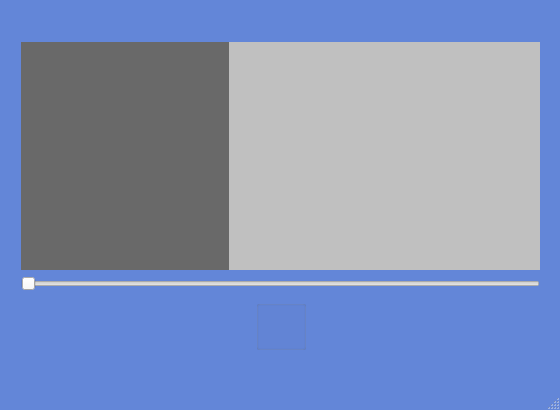
Old version of the form mainwindow.ui in the repository VictoriaOtm/Accord.
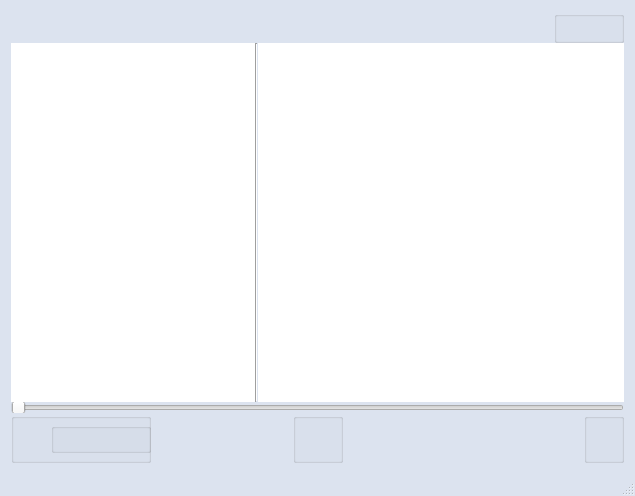
New version of the form. Icons and pictures are not drawn.

```diff
--- a/mainwindow.ui
+++ b/mainwindow.ui
@@ -9,8 +9,8 @@
    <rect>
     <x>0</x>
     <y>0</y>
-    <width>560</width>
-    <height>410</height>
+    <width>635</width>
+    <height>496</height>
    </rect>
   </property>
   <property name="maximumSize">
@@ -24,139 +24,64 @@
   </property>
   <property name="styleSheet">
    <string notr="true">#MainWindow{
-	background-color: #6386d8;
+	background-color: #dce3ef;
 }</string>
   </property>
   <widget class="QWidget" name="centralWidget">
-   <widget class="QGroupBox" name="groupBox">
-    <property name="geometry">
-     <rect>
-      <x>206</x>
-      <y>300</y>
-      <width>150</width>
-      <height>50</height>
-     </rect>
-    </property>
-    <property name="styleSheet">
-     <string notr="true">#groupBox {
-	background-color: transparent;
-	background: none;
-	border: none;
-	background-repeat: none;
-}</string>
-    </property>
-    <property name="title">
-     <string/>
-    </property>
-    <widget class="QPushButton" name="nextButton">
-     <property name="geometry">
-      <rect>
-       <x>110</x>
-       <y>15</y>
+   <layout class="QVBoxLayout" name="verticalLayout_2">
+    <item>
+     <layout class="QVBoxLayout" name="verticalLayout">
+      <property name="spacing">
+       <number>0</number>
+      </property>
+      <item>
+       <layout class="QHBoxLayout" name="horizontalLayout_3">
+        <property name="spacing">
+         <number>0</number>
+        </property>
+        <item>
+         <spacer name="horizontalSpacer">
+          <property name="orientation">
+           <enum>Qt::Horizontal</enum>
+          </property>
+          <property name="sizeType">
+           <enum>QSizePolicy::Expanding</enum>
+          </property>
+          <property name="sizeHint" stdset="0">
+           <size>
        <width>40</width>
        <height>20</height>
-      </rect>
-     </property>
-     <property name="focusPolicy">
-      <enum>Qt::NoFocus</enum>
-     </property>
-     <property name="styleSheet">
-      <string notr="true">#nextButton {
-	background-color: transparent;
-	border-image: url(:images/next.png);
-	background: none;
-	border: none;
-	background-repeat: none;
-}</string>
-     </property>
-     <property name="text">
-      <string/>
-     </property>
-    </widget>
-    <widget class="QPushButton" name="prevButton">
-     <property name="geometry">
-      <rect>
-       <x>0</x>
-       <y>15</y>
-       <width>40</width>
-       <height>21</height>
-      </rect>
-     </property>
-     <property name="styleSheet">
-      <string notr="true">#prevButton {
-	background-color: transparent;
-	border-image: url(:images/previous.png);
-	background: none;
-	border: none;
-	background-repeat: none;
-}</string>
-     </property>
-     <property name="text">
-      <string/>
-     </property>
-    </widget>
-    <widget class="QGroupBox" name="playPauseBox">
-     <property name="geometry">
-      <rect>
-       <x>50</x>
-       <y>0</y>
-       <width>50</width>
-       <height>50</height>
-      </rect>
+           </size>
+          </property>
+         </spacer>
+        </item>
+        <item>
+         <widget class="QGroupBox" name="groupBox_6">
+          <property name="sizePolicy">
+           <sizepolicy hsizetype="Expanding" vsizetype="Preferred">
+            <horstretch>0</horstretch>
+            <verstretch>0</verstretch>
+           </sizepolicy>
+          </property>
+          <property name="minimumSize">
+           <size>
+            <width>70</width>
+            <height>32</height>
+           </size>
+          </property>
+          <property name="maximumSize">
+           <size>
+            <width>70</width>
+            <height>16777215</height>
+           </size>
      </property>
      <property name="title">
       <string/>
      </property>
-    </widget>
-   </widget>
-   <widget class="QPushButton" name="settingsButton">
-    <property name="geometry">
-     <rect>
-      <x>25</x>
-      <y>305</y>
-      <width>40</width>
-      <height>40</height>
-     </rect>
-    </property>
-    <property name="styleSheet">
-     <string notr="true">#settingsButton {
-	background-color: transparent;
-	border-image: url(:images/settings.png);
-	background: none;
-	border: none;
-	background-repeat: none;
-}</string>
-    </property>
-    <property name="text">
-     <string/>
-    </property>
-   </widget>
-   <widget class="QPushButton" name="volumeButton">
-    <property name="geometry">
-     <rect>
-      <x>490</x>
-      <y>305</y>
-      <width>40</width>
-      <height>40</height>
-     </rect>
-    </property>
-    <property name="styleSheet">
-     <string notr="true">#volumeButton {
-	background-color: transparent;
-	border-image: url(:images/volume.png);
-	background: none;
-	border: none;
-	background-repeat: none;
-}</string>
-    </property>
-    <property name="text">
-     <string/>
-    </property>
-   </widget>
    <widget class="QPushButton" name="plusButton">
     <property name="geometry">
      <rect>
-      <x>510</x>
+             <x>0</x>
       <y>0</y>
       <width>30</width>
       <height>30</height>
@@ -178,7 +103,7 @@
    <widget class="QPushButton" name="minusButton">
     <property name="geometry">
      <rect>
-      <x>470</x>
+             <x>40</x>
       <y>0</y>
       <width>30</width>
       <height>30</height>
@@ -197,16 +122,10 @@
      <string/>
     </property>
    </widget>
-   <widget class="QWidget" name="">
-    <property name="geometry">
-     <rect>
-      <x>10</x>
-      <y>31</y>
-      <width>541</width>
-      <height>271</height>
-     </rect>
-    </property>
-    <layout class="QVBoxLayout" name="verticalLayout">
+         </widget>
+        </item>
+       </layout>
+      </item>
      <item>
       <layout class="QHBoxLayout" name="horizontalLayout">
        <property name="spacing">
@@ -225,7 +144,7 @@
          </property>
          <property name="styleSheet">
           <string notr="true">#playListWidget {
-	background-color: #696969;
+	background-color: white;
 	border: none;
 }
 </string>
@@ -235,6 +154,16 @@
          </property>
         </widget>
        </item>
+        <item>
+         <widget class="Line" name="line">
+          <property name="styleSheet">
+           <string notr="true"/>
+          </property>
+          <property name="orientation">
+           <enum>Qt::Vertical</enum>
+          </property>
+         </widget>
+        </item>
        <item>
         <widget class="QListWidget" name="curAudioListWidget">
          <property name="sizePolicy">
@@ -251,7 +180,7 @@
          </property>
          <property name="styleSheet">
           <string notr="true">#curAudioListWidget {
-	background-color: #c0c0c0;
+	background-color: white;
 	border: none;
 }
 </string>
@@ -262,13 +191,254 @@
      </item>
      <item>
       <widget class="QSlider" name="timeSlider">
+        <property name="sizePolicy">
+         <sizepolicy hsizetype="Expanding" vsizetype="Fixed">
+          <horstretch>0</horstretch>
+          <verstretch>0</verstretch>
+         </sizepolicy>
+        </property>
+        <property name="font">
+         <font>
+          <family>Ubuntu</family>
+          <weight>50</weight>
+          <italic>true</italic>
+          <bold>false</bold>
+          <strikeout>false</strikeout>
+         </font>
+        </property>
+        <property name="styleSheet">
+         <string notr="true">#timeSlider {
+	padding-top: -4px;
+}</string>
+        </property>
        <property name="orientation">
         <enum>Qt::Horizontal</enum>
        </property>
       </widget>
      </item>
-    </layout>
-   </widget>
+      <item>
+       <layout class="QHBoxLayout" name="horizontalLayout_2">
+        <item>
+         <widget class="QGroupBox" name="volumeMainBox">
+          <property name="sizePolicy">
+           <sizepolicy hsizetype="Fixed" vsizetype="Preferred">
+            <horstretch>0</horstretch>
+            <verstretch>0</verstretch>
+           </sizepolicy>
+          </property>
+          <property name="minimumSize">
+           <size>
+            <width>140</width>
+            <height>0</height>
+           </size>
+          </property>
+          <property name="title">
+           <string/>
+          </property>
+          <widget class="QGroupBox" name="volumeBox">
+           <property name="geometry">
+            <rect>
+             <x>40</x>
+             <y>10</y>
+             <width>100</width>
+             <height>30</height>
+            </rect>
+           </property>
+           <property name="title">
+            <string/>
+           </property>
+          </widget>
+          <widget class="QPushButton" name="volumeButton">
+           <property name="geometry">
+            <rect>
+             <x>0</x>
+             <y>5</y>
+             <width>40</width>
+             <height>40</height>
+            </rect>
+           </property>
+           <property name="styleSheet">
+            <string notr="true">#volumeButton {
+	background-color: transparent;
+	border-image: url(:images/volume.png);
+	background: none;
+	border: none;
+	background-repeat: none;
+}</string>
+           </property>
+           <property name="text">
+            <string/>
+           </property>
+          </widget>
+         </widget>
+        </item>
+        <item>
+         <spacer name="horizontalSpacer_2">
+          <property name="orientation">
+           <enum>Qt::Horizontal</enum>
+          </property>
+          <property name="sizeHint" stdset="0">
+           <size>
+            <width>40</width>
+            <height>20</height>
+           </size>
+          </property>
+         </spacer>
+        </item>
+        <item>
+         <widget class="QGroupBox" name="groupBox">
+          <property name="sizePolicy">
+           <sizepolicy hsizetype="Fixed" vsizetype="Maximum">
+            <horstretch>0</horstretch>
+            <verstretch>0</verstretch>
+           </sizepolicy>
+          </property>
+          <property name="minimumSize">
+           <size>
+            <width>250</width>
+            <height>50</height>
+           </size>
+          </property>
+          <property name="styleSheet">
+           <string notr="true">#groupBox {
+	background-color: transparent;
+	background: none;
+	border: none;
+	background-repeat: none
+}</string>
+          </property>
+          <property name="title">
+           <string/>
+          </property>
+          <widget class="QPushButton" name="nextButton">
+           <property name="geometry">
+            <rect>
+             <x>110</x>
+             <y>15</y>
+             <width>40</width>
+             <height>20</height>
+            </rect>
+           </property>
+           <property name="focusPolicy">
+            <enum>Qt::NoFocus</enum>
+           </property>
+           <property name="styleSheet">
+            <string notr="true">#nextButton {
+	background-color: transparent;
+	border-image: url(:images/next.png);
+	background: none;
+	border: none;
+	background-repeat: none;
+}</string>
+           </property>
+           <property name="text">
+            <string/>
+           </property>
+          </widget>
+          <widget class="QPushButton" name="prevButton">
+           <property name="geometry">
+            <rect>
+             <x>0</x>
+             <y>15</y>
+             <width>40</width>
+             <height>21</height>
+            </rect>
+           </property>
+           <property name="styleSheet">
+            <string notr="true">#prevButton {
+	background-color: transparent;
+	border-image: url(:images/previous.png);
+	background: none;
+	border: none;
+	background-repeat: none;
+}
+
+#prevButton:hover {
+	background-color: white;
+}</string>
+           </property>
+           <property name="text">
+            <string/>
+           </property>
+          </widget>
+          <widget class="QGroupBox" name="playPauseBox">
+           <property name="geometry">
+            <rect>
+             <x>50</x>
+             <y>0</y>
+             <width>50</width>
+             <height>50</height>
+            </rect>
+           </property>
+           <property name="title">
+            <string/>
+           </property>
+          </widget>
+          <zorder>nextButton</zorder>
+          <zorder>prevButton</zorder>
+          <zorder>playPauseBox</zorder>
+          <zorder>settingsBox</zorder>
+         </widget>
+        </item>
+        <item>
+         <spacer name="horizontalSpacer_3">
+          <property name="orientation">
+           <enum>Qt::Horizontal</enum>
+          </property>
+          <property name="sizeHint" stdset="0">
+           <size>
+            <width>40</width>
+            <height>20</height>
+           </size>
+          </property>
+         </spacer>
+        </item>
+        <item>
+         <widget class="QGroupBox" name="settingsBox">
+          <property name="sizePolicy">
+           <sizepolicy hsizetype="Fixed" vsizetype="Preferred">
+            <horstretch>0</horstretch>
+            <verstretch>0</verstretch>
+           </sizepolicy>
+          </property>
+          <property name="minimumSize">
+           <size>
+            <width>40</width>
+            <height>0</height>
+           </size>
+          </property>
+          <property name="title">
+           <string/>
+          </property>
+          <widget class="QPushButton" name="settingsButton">
+           <property name="geometry">
+            <rect>
+             <x>0</x>
+             <y>5</y>
+             <width>40</width>
+             <height>40</height>
+            </rect>
+           </property>
+           <property name="styleSheet">
+            <string notr="true">#settingsButton {
+	background-color: transparent;
+	border-image: url(:images/settings.png);
+	background: none;
+	border: none;
+	background-repeat: none;
+}</string>
+           </property>
+           <property name="text">
+            <string/>
+           </property>
+          </widget>
+         </widget>
+        </item>
+       </layout>
+      </item>
+     </layout>
+    </item>
+   </layout>
   </widget>
   <widget class="QMenuBar" name="menuBar">
    <property name="geometry">
```
Left out of the diff: 2 changed lines with no effect on the pictures. Lines whose indentation alone changed are shown as unchanged.
